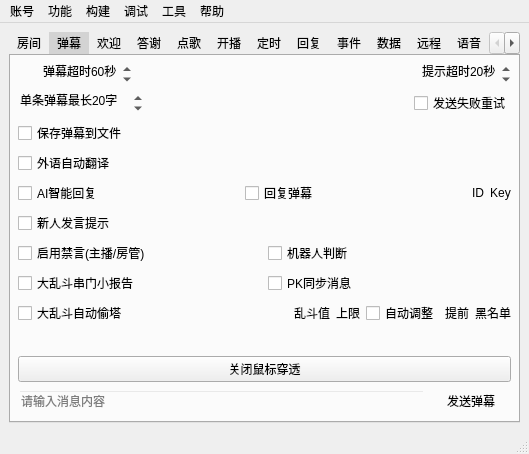
Qt form mainwindow/mainwindow.ui (iwxyi/Bilibili-MagicalDanmaku) before a commit.
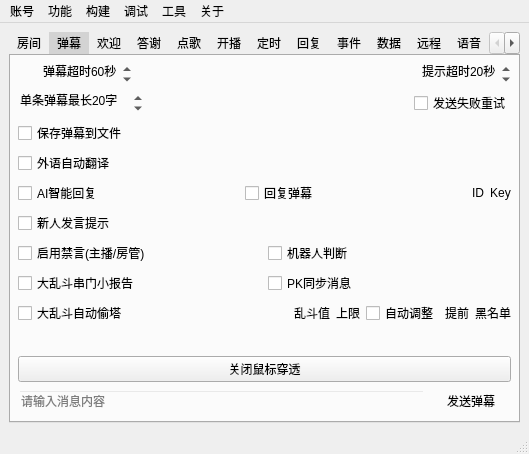
The same form after that commit. Icons and pictures are not drawn. Custom widgets are drawn as their Qt base class.

The edit to the form file:
```diff
--- a/mainwindow/mainwindow.ui
+++ b/mainwindow/mainwindow.ui
@@ -3448,7 +3448,7 @@
    </widget>
    <widget class="QMenu" name="menu_5">
     <property name="title">
-     <string>帮助</string>
+     <string>关于</string>
     </property>
     <addaction name="actionAbout"/>
     <addaction name="actionSponsor"/>
```
Left out of the diff: 22 changed lines with no effect on the pictures.
